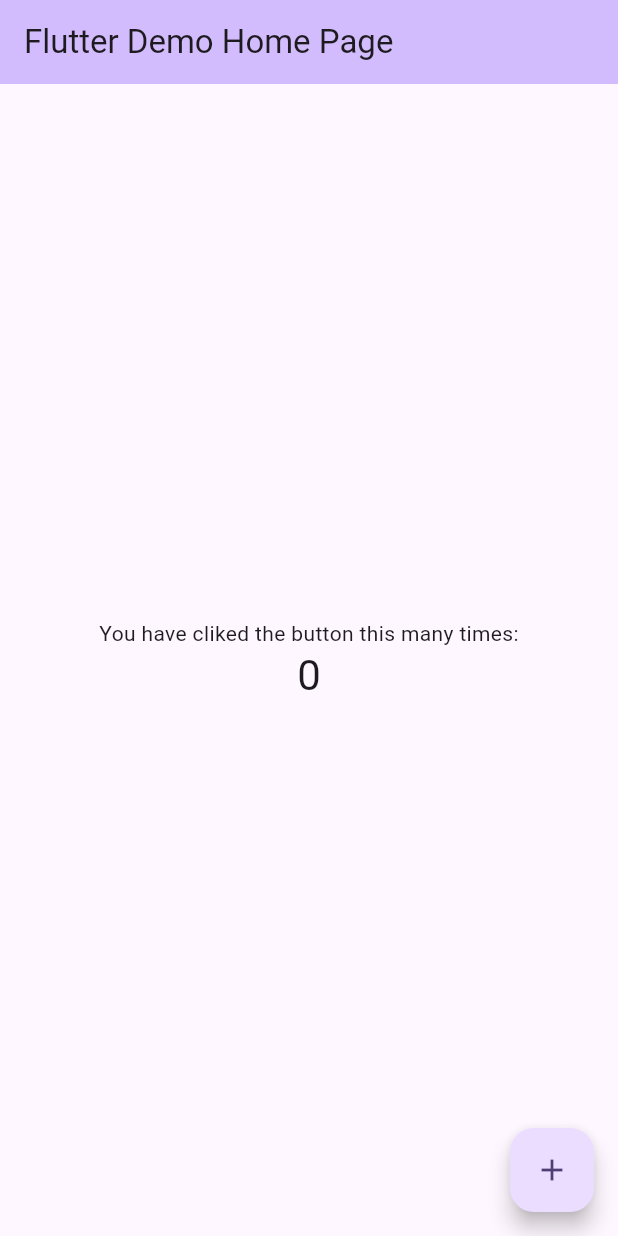
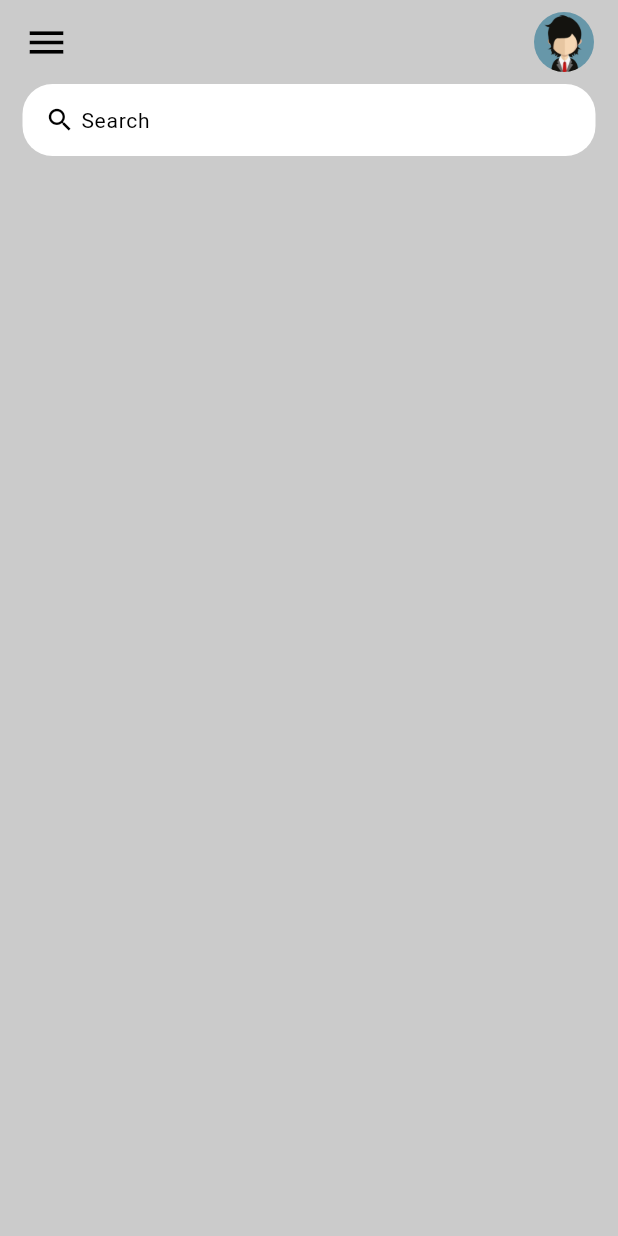
Before and after one commit to Xavier64/flutterAppToDo, a Flutter app: the screen it shows after launch, on a phone screen of 412 x 824 dp. Run offline on Flutter 3.47's test engine with Material 3 defaults, Android fonts, the phone set to English and light mode, and no system bars.

Commit message:
feat navBar and searchBar

```diff
--- /dev/null
+++ b/flutter_application_1/lib/constants/colors.dart
@@ -0,0 +1,13 @@
+import 'package:flutter/material.dart';
+
+const Color tdRed = Color(0xFFDA4040);
+const Color tdGreen = Color(0xFF40DA40);
+const Color tdBlue = Color(0xFF4040DA);
+const Color tdYellow = Color(0xFFDADA40);
+const Color tdPurple = Color(0xFFDA40DA);
+const Color tdOrange = Color(0xFFDA9040);
+const Color tdPink = Color(0xFFDA4090);
+const Color tdTeal = Color(0xFF40DADA);
+const Color tdBlack = Color(0xFF000000);
+const Color tdWhite = Color(0xFFFFFFFF);
+const Color tdGrey = Color.fromARGB(255, 203, 203, 203);
--- a/flutter_application_1/lib/main.dart
+++ b/flutter_application_1/lib/main.dart
@@ -1,4 +1,6 @@
 import 'package:flutter/material.dart';
+import 'package:flutter/services.dart';
+import 'package:flutter_application_1/screens/home.dart';
 
 void main() {
   runApp(const MyApp());
@@ -10,8 +12,11 @@ class MyApp extends StatelessWidget {
   // This widget is the root of your application.
   @override
   Widget build(BuildContext context) {
+    SystemChrome.setSystemUIOverlayStyle(SystemUiOverlayStyle(statusBarColor: Colors.transparent ));
     return MaterialApp(
-      title: 'Flutter Demo',
+      title: 'ToDoList',
+      debugShowCheckedModeBanner: false,
+      home:Home(),
       theme: ThemeData(
         // This is the theme of your application.
         //
@@ -31,7 +36,7 @@ class MyApp extends StatelessWidget {
         colorScheme: ColorScheme.fromSeed(seedColor: Colors.deepPurple),
         useMaterial3: true,
       ),
-      home: const MyHomePage(title: 'Flutter Demo Home Page'),
+
     );
   }
 }
--- /dev/null
+++ b/flutter_application_1/lib/screens/home.dart
@@ -0,0 +1,75 @@
+import 'package:flutter/material.dart';
+import 'package:flutter_application_1/constants/colors.dart';
+
+class Home extends StatelessWidget {
+  const Home({Key? key}) : super(key: key);
+
+  @override
+  Widget build(BuildContext context){
+    return Scaffold(
+      backgroundColor: tdGrey,
+      appBar: _buildAppBar(),
+      body:Container(
+        padding: EdgeInsets.symmetric(horizontal: 15),
+        child: Column(
+          children:[
+          searchBox(),
+          ],
+        ),
+      ),
+    );
+  }
+
+Widget searchBox() {
+return Container(
+              padding: EdgeInsets.symmetric(horizontal: 15),
+              decoration:BoxDecoration(
+              color: tdWhite,
+              borderRadius: BorderRadius.circular(20)
+                ),
+                 child: TextField(
+                  decoration: InputDecoration(
+                    contentPadding: EdgeInsets.all(0),
+                    prefixIcon: Icon(Icons.search,
+                     color: tdBlack,
+                     size: 20,
+                     ),
+                     prefixIconConstraints: BoxConstraints(
+                       minWidth: 20,
+                       maxHeight: 25,
+                     ),
+                     border: InputBorder.none,
+                     hintText: 'Search',
+                     hintStyle: TextStyle(
+                       color: tdBlack,
+                       fontSize: 14,
+                       fontWeight: FontWeight.w400,
+                     ),
+                  ),
+                 ),
+               );
+}
+
+  AppBar _buildAppBar() {
+    return AppBar(
+     backgroundColor: tdGrey,
+     elevation: 0,
+     title: Row(
+      mainAxisAlignment:MainAxisAlignment.spaceBetween,
+      children: [
+      Icon(Icons.menu,
+      color:tdBlack,
+      size: 30,
+      ),
+      Container(
+        height: 40,
+        width: 40,
+        child:ClipRRect(
+          borderRadius: BorderRadius.circular(20),
+          child: Image.asset('assets/images/avatar2.jpg'),
+        ),
+      )
+     ]),
+    );
+  }
+}
--- a/flutter_application_1/pubspec.yaml
+++ b/flutter_application_1/pubspec.yaml
@@ -59,8 +59,8 @@ flutter:
   uses-material-design: true
 
   # To add assets to your application, add an assets section, like this:
-  # assets:
-  #   - images/a_dot_burr.jpeg
+  assets:
+     - assets/images/
   #   - images/a_dot_ham.jpeg
 
   # An image asset can refer to one or more resolution-specific "variants", see
```
Also changed, not shown: flutter_application_1/assets/images/avatar.jpg (added), flutter_application_1/assets/images/avatar2.jpg (added), flutter_application_1/pubspec.lock, 4 other files.
